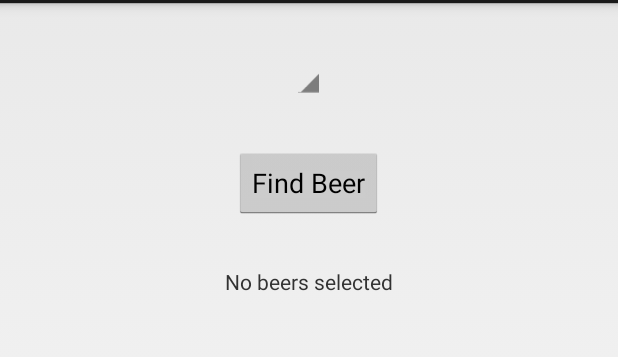
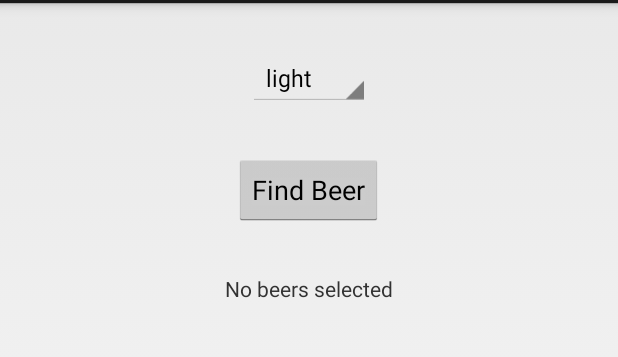
Before and after one commit to sujk2k/hello-world, an Android app: the screen it shows after launch (FindBeerActivity), on a phone screen of 412 x 824 dp, the part 69-426 px from its top. Run offline under Robolectric (Android 15) with nearby library versions, the phone set to English and light mode, and no system bars.

Commit message:
Find beer event handling

```diff
--- a/head-first-android/BeerAdviser/app/src/main/res/layout/activity_find_beer.xml
+++ b/head-first-android/BeerAdviser/app/src/main/res/layout/activity_find_beer.xml
@@ -15,16 +15,17 @@
         android:layout_height="wrap_content"
         android:layout_marginTop="40dp"
         android:layout_gravity="center"
-        android:layout_margin="16dp">
+        android:layout_margin="16dp"
+        android:entries="@array/beer_colors"/>
 
-    </Spinner>
     <Button
         android:id="@+id/find_beer"
         android:layout_width="wrap_content"
         android:layout_height="wrap_content"
         android:layout_gravity="center"
         android:layout_margin="16dp"
-        android:text="@string/find_beer"/>
+        android:text="@string/find_beer"
+        android:onClick="onClickFindBeer"/>
 
     <TextView
         android:id="@+id/brands"
--- a/head-first-android/BeerAdviser/app/src/main/res/values/strings.xml
+++ b/head-first-android/BeerAdviser/app/src/main/res/values/strings.xml
@@ -2,4 +2,10 @@
     <string name="app_name">Beer Adviser</string>
     <string name="find_beer">Find Beer</string>
     <string name="brands">No beers selected</string>
+    <string-array name="beer_colors">
+        <item>light</item>
+        <item>amber</item>
+        <item>brown</item>
+        <item>dark</item>
+    </string-array>
 </resources>
--- a/head-first-android/BeerAdviser/build.gradle
+++ b/head-first-android/BeerAdviser/build.gradle
@@ -7,7 +7,7 @@ buildscript {
         jcenter()
     }
     dependencies {
-        classpath 'com.android.tools.build:gradle:3.1.1'
+        classpath 'com.android.tools.build:gradle:3.1.2'
 
 
         // NOTE: Do not place your application dependencies here; they belong
```
Also changed, not shown: head-first-android/BeerAdviser/app/src/main/java/com/sujk2k/hello/beeradviser/FindBeerActivity.java (+18 -0 lines).
